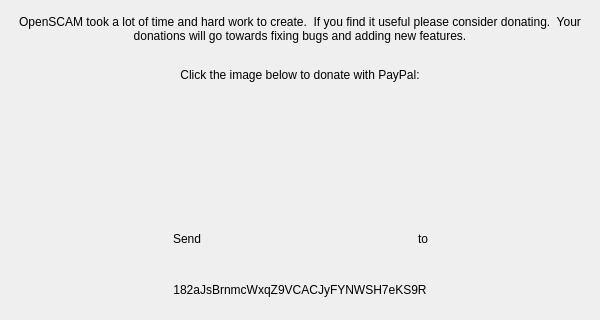
The window that qt/donate_dialog.ui (CauldronDevelopmentLLC/CAMotics) describes before a commit, drawn with Qt 5; both pictures show x 0 to 600 and y 0 to 320 of the 600 by 610 pixel window.
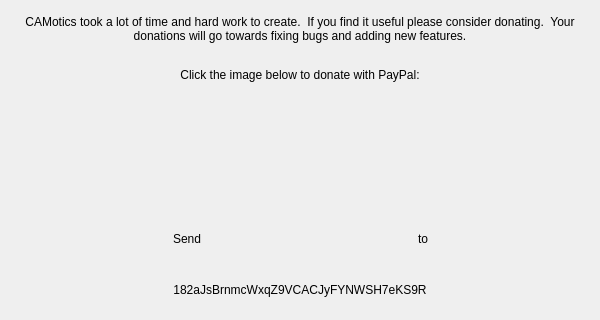
The same window after the commit. Icons and pictures are not drawn. Custom widgets are drawn as their Qt base class.

Commit message: Name change OpenSCAM -> CAMotics

What changed in the file:
```diff
--- a/qt/donate_dialog.ui
+++ b/qt/donate_dialog.ui
@@ -36,7 +36,7 @@
    <item>
     <widget class="QLabel" name="label">
      <property name="text">
-      <string>OpenSCAM took a lot of time and hard work to create.  If you find it useful please consider donating.  Your donations will go towards fixing bugs and adding new features.</string>
+      <string>CAMotics took a lot of time and hard work to create.  If you find it useful please consider donating.  Your donations will go towards fixing bugs and adding new features.</string>
      </property>
      <property name="alignment">
       <set>Qt::AlignCenter</set>
```
Left out of the diff: 18 changed lines with no effect on the pictures. The commit also changes 672 other files.
